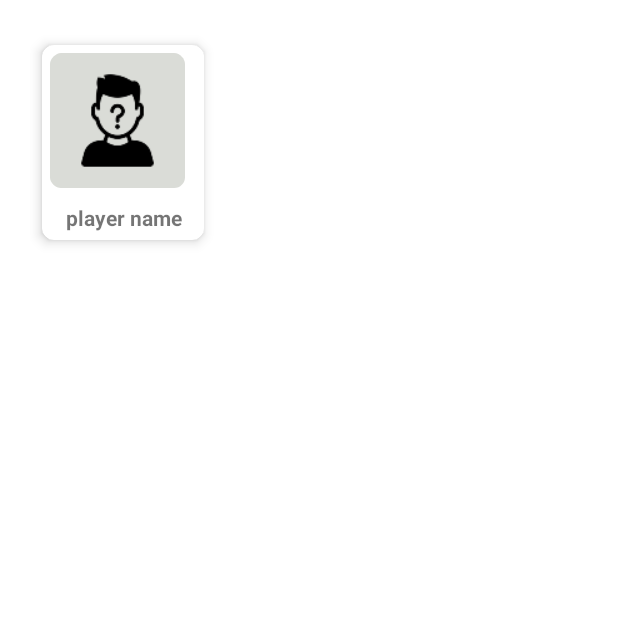
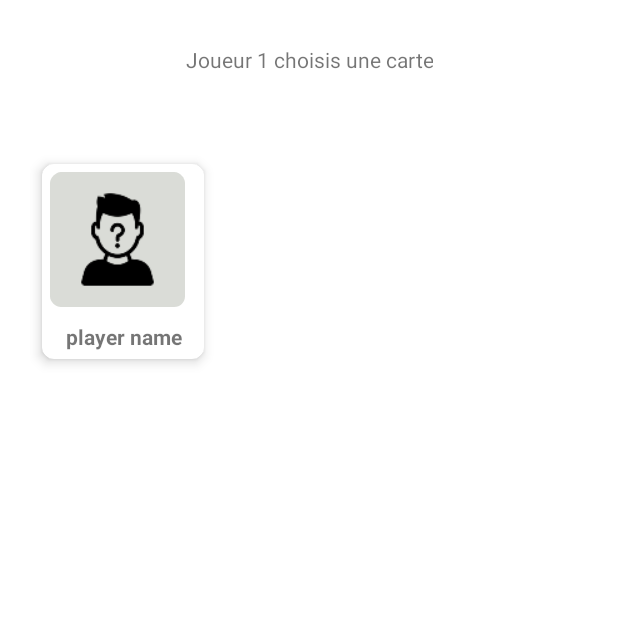
Before and after one commit to JeanBourgarel/undercover-game, an Android app: the fragment GameFragment placed in its activity, on a phone screen of 412 x 824 dp, the top half of it. Run offline under Robolectric (Android 15) with nearby library versions, the light colour scheme and no system bars; libraries missing offline, so code that uses them is left out: io.uniflow.android, io.uniflow.core, splitties.views.onClick; 4 statements that could not run were skipped.

Commit message:
added constraint for a better view

```diff
--- a/app/src/main/res/layout/fragment_game.xml
+++ b/app/src/main/res/layout/fragment_game.xml
@@ -9,6 +9,9 @@
         android:id="@+id/nb_player"
         android:layout_width="wrap_content"
         android:layout_height="wrap_content"
+        android:text="Joueur 1 choisis une carte"
+        android:padding="30dp"
+        android:gravity="center"
         app:layout_constraintStart_toStartOf="parent"
         app:layout_constraintEnd_toEndOf="parent"
         app:layout_constraintTop_toTopOf="parent"/>
@@ -16,8 +19,11 @@
     <androidx.recyclerview.widget.RecyclerView
         android:id="@+id/recycler_view_cards"
         android:layout_width="match_parent"
-        android:layout_height="match_parent"
+        android:layout_height="0dp"
         android:padding="20dp"
-        app:layout_constraintTop_toBottomOf="@+id/nb_player"/>
+        app:layout_constraintTop_toBottomOf="@+id/nb_player"
+        app:layout_constraintBottom_toBottomOf="parent"
+        app:layout_constraintEnd_toEndOf="parent"
+        app:layout_constraintStart_toStartOf="parent"/>
 
 </androidx.constraintlayout.widget.ConstraintLayout>
```
